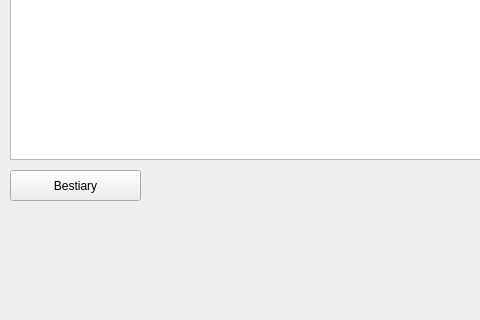
Old version of the form src/main/mainwindow.ui in the repository chanjeff2/GroupProject; both pictures show x 0 to 480 and y 280 to 600 of the 800 by 600 pixel window.
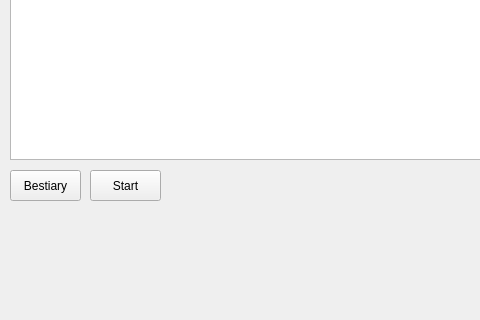
New version of the form. Icons and pictures are not drawn.

Patch:
```diff
--- a/src/main/mainwindow.ui
+++ b/src/main/mainwindow.ui
@@ -256,7 +256,7 @@
      <rect>
       <x>10</x>
       <y>450</y>
-      <width>131</width>
+      <width>71</width>
       <height>31</height>
      </rect>
     </property>
@@ -645,6 +645,19 @@
      <string>Time left:</string>
     </property>
    </widget>
+   <widget class="QPushButton" name="StartGame">
+    <property name="geometry">
+     <rect>
+      <x>90</x>
+      <y>450</y>
+      <width>71</width>
+      <height>31</height>
+     </rect>
+    </property>
+    <property name="text">
+     <string>Start</string>
+    </property>
+   </widget>
   </widget>
   <widget class="QMenuBar" name="menubar">
    <property name="geometry">
```
